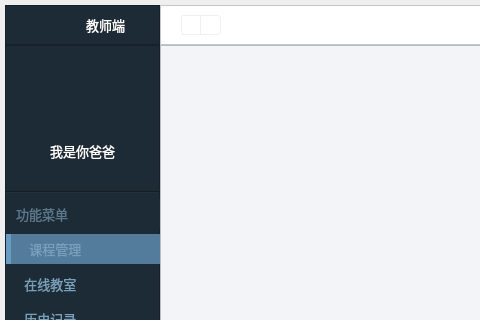
First picture: the form in Status/Resources/ui/t_mainWindow.ui, repository StatusOnIineEducationDev/status-desktop, before the edit; both pictures show x 0 to 480 and y 0 to 320 of the 990 by 698 pixel window.
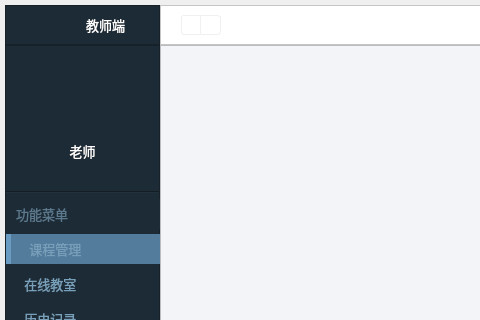
Second picture: the form after the edit. Icons and pictures are not drawn.

```diff
--- a/Status/Resources/ui/t_mainWindow.ui
+++ b/Status/Resources/ui/t_mainWindow.ui
@@ -290,7 +290,7 @@
 }</string>
            </property>
            <property name="text">
-            <string>我是你爸爸</string>
+            <string>老师</string>
            </property>
            <property name="alignment">
             <set>Qt::AlignCenter</set>
```
